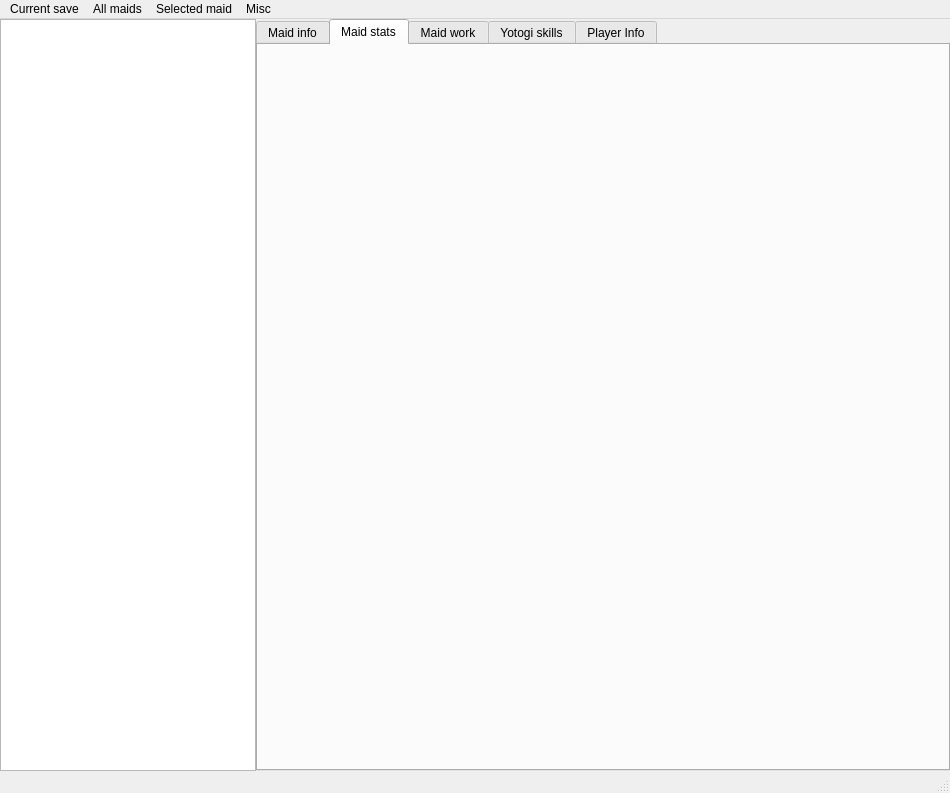
ghorsington/COM3D2.MaidFiddler, file GUI/maid_fiddler.ui: the form before one commit.
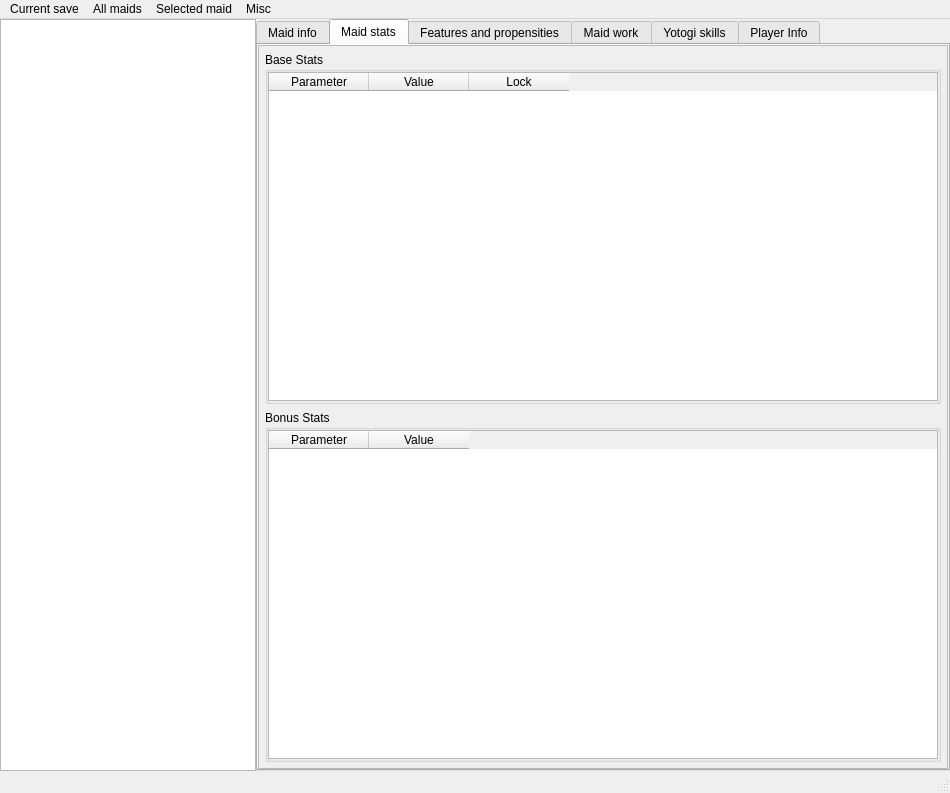
The form after the commit. The open tabs and pages were chosen to show the change.

Commit message: Added game info dumping, started work on UI

Diff of the .ui file:
```diff
--- a/GUI/maid_fiddler.ui
+++ b/GUI/maid_fiddler.ui
@@ -22,6 +22,11 @@
   <property name="windowTitle">
    <string>MainWindow</string>
   </property>
+  <property name="styleSheet">
+   <string notr="true">QComboBox {
+	combobox-popup: 0;
+}</string>
+  </property>
   <widget class="QWidget" name="centralwidget">
    <property name="sizePolicy">
     <sizepolicy hsizetype="Expanding" vsizetype="MinimumExpanding">
@@ -465,6 +470,454 @@
          <attribute name="title">
           <string>Maid stats</string>
          </attribute>
+         <layout class="QVBoxLayout" name="verticalLayout_6">
+          <property name="sizeConstraint">
+           <enum>QLayout::SetDefaultConstraint</enum>
+          </property>
+          <property name="leftMargin">
+           <number>0</number>
+          </property>
+          <property name="topMargin">
+           <number>0</number>
+          </property>
+          <property name="rightMargin">
+           <number>0</number>
+          </property>
+          <property name="bottomMargin">
+           <number>0</number>
+          </property>
+          <item>
+           <widget class="QScrollArea" name="scrollArea">
+            <property name="sizePolicy">
+             <sizepolicy hsizetype="Expanding" vsizetype="Expanding">
+              <horstretch>0</horstretch>
+              <verstretch>0</verstretch>
+             </sizepolicy>
+            </property>
+            <property name="sizeAdjustPolicy">
+             <enum>QAbstractScrollArea::AdjustToContents</enum>
+            </property>
+            <property name="widgetResizable">
+             <bool>true</bool>
+            </property>
+            <widget class="QWidget" name="scrollAreaWidgetContents_2">
+             <property name="geometry">
+              <rect>
+               <x>0</x>
+               <y>0</y>
+               <width>684</width>
+               <height>679</height>
+              </rect>
+             </property>
+             <layout class="QVBoxLayout" name="verticalLayout_7">
+              <property name="leftMargin">
+               <number>6</number>
+              </property>
+              <property name="topMargin">
+               <number>6</number>
+              </property>
+              <property name="rightMargin">
+               <number>6</number>
+              </property>
+              <property name="bottomMargin">
+               <number>6</number>
+              </property>
+              <item>
+               <widget class="QGroupBox" name="groupBox">
+                <property name="sizePolicy">
+                 <sizepolicy hsizetype="Preferred" vsizetype="Minimum">
+                  <horstretch>0</horstretch>
+                  <verstretch>0</verstretch>
+                 </sizepolicy>
+                </property>
+                <property name="minimumSize">
+                 <size>
+                  <width>0</width>
+                  <height>0</height>
+                 </size>
+                </property>
+                <property name="title">
+                 <string>Base Stats</string>
+                </property>
+                <property name="flat">
+                 <bool>true</bool>
+                </property>
+                <layout class="QVBoxLayout" name="verticalLayout_5">
+                 <property name="leftMargin">
+                  <number>0</number>
+                 </property>
+                 <property name="topMargin">
+                  <number>0</number>
+                 </property>
+                 <property name="rightMargin">
+                  <number>0</number>
+                 </property>
+                 <property name="bottomMargin">
+                  <number>0</number>
+                 </property>
+                 <item>
+                  <widget class="QTableWidget" name="maid_params_lockable_table">
+                   <property name="sizePolicy">
+                    <sizepolicy hsizetype="Expanding" vsizetype="Expanding">
+                     <horstretch>0</horstretch>
+                     <verstretch>0</verstretch>
+                    </sizepolicy>
+                   </property>
+                   <property name="styleSheet">
+                    <string notr="true"/>
+                   </property>
+                   <property name="verticalScrollBarPolicy">
+                    <enum>Qt::ScrollBarAsNeeded</enum>
+                   </property>
+                   <property name="sizeAdjustPolicy">
+                    <enum>QAbstractScrollArea::AdjustToContents</enum>
+                   </property>
+                   <property name="editTriggers">
+                    <set>QAbstractItemView::NoEditTriggers</set>
+                   </property>
+                   <property name="alternatingRowColors">
+                    <bool>true</bool>
+                   </property>
+                   <property name="selectionMode">
+                    <enum>QAbstractItemView::NoSelection</enum>
+                   </property>
+                   <property name="columnCount">
+                    <number>3</number>
+                   </property>
+                   <attribute name="horizontalHeaderCascadingSectionResizes">
+                    <bool>false</bool>
+                   </attribute>
+                   <attribute name="horizontalHeaderDefaultSectionSize">
+                    <number>100</number>
+                   </attribute>
+                   <attribute name="horizontalHeaderMinimumSectionSize">
+                    <number>24</number>
+                   </attribute>
+                   <attribute name="horizontalHeaderShowSortIndicator" stdset="0">
+                    <bool>false</bool>
+                   </attribute>
+                   <attribute name="horizontalHeaderStretchLastSection">
+                    <bool>false</bool>
+                   </attribute>
+                   <attribute name="verticalHeaderVisible">
+                    <bool>false</bool>
+                   </attribute>
+                   <attribute name="verticalHeaderDefaultSectionSize">
+                    <number>24</number>
+                   </attribute>
+                   <attribute name="verticalHeaderMinimumSectionSize">
+                    <number>24</number>
+                   </attribute>
+                   <column>
+                    <property name="text">
+                     <string>Parameter</string>
+                    </property>
+                    <property name="textAlignment">
+                     <set>AlignCenter</set>
+                    </property>
+                   </column>
+                   <column>
+                    <property name="text">
+                     <string>Value</string>
+                    </property>
+                    <property name="textAlignment">
+                     <set>AlignCenter</set>
+                    </property>
+                   </column>
+                   <column>
+                    <property name="text">
+                     <string>Lock</string>
+                    </property>
+                    <property name="textAlignment">
+                     <set>AlignCenter</set>
+                    </property>
+                   </column>
+                  </widget>
+                 </item>
+                </layout>
+               </widget>
+              </item>
+              <item>
+               <widget class="QGroupBox" name="groupBox_2">
+                <property name="sizePolicy">
+                 <sizepolicy hsizetype="Preferred" vsizetype="Minimum">
+                  <horstretch>0</horstretch>
+                  <verstretch>0</verstretch>
+                 </sizepolicy>
+                </property>
+                <property name="title">
+                 <string>Bonus Stats</string>
+                </property>
+                <property name="flat">
+                 <bool>true</bool>
+                </property>
+                <layout class="QVBoxLayout" name="verticalLayout_8">
+                 <property name="leftMargin">
+                  <number>0</number>
+                 </property>
+                 <property name="topMargin">
+                  <number>0</number>
+                 </property>
+                 <property name="rightMargin">
+                  <number>0</number>
+                 </property>
+                 <property name="bottomMargin">
+                  <number>0</number>
+                 </property>
+                 <item>
+                  <widget class="QTableWidget" name="maid_params_bonus_table">
+                   <property name="sizePolicy">
+                    <sizepolicy hsizetype="Expanding" vsizetype="Expanding">
+                     <horstretch>0</horstretch>
+                     <verstretch>0</verstretch>
+                    </sizepolicy>
+                   </property>
+                   <property name="sizeAdjustPolicy">
+                    <enum>QAbstractScrollArea::AdjustToContents</enum>
+                   </property>
+                   <property name="editTriggers">
+                    <set>QAbstractItemView::NoEditTriggers</set>
+                   </property>
+                   <property name="alternatingRowColors">
+                    <bool>true</bool>
+                   </property>
+                   <property name="selectionMode">
+                    <enum>QAbstractItemView::NoSelection</enum>
+                   </property>
+                   <attribute name="horizontalHeaderMinimumSectionSize">
+                    <number>24</number>
+                   </attribute>
+                   <attribute name="verticalHeaderVisible">
+                    <bool>false</bool>
+                   </attribute>
+                   <attribute name="verticalHeaderDefaultSectionSize">
+                    <number>24</number>
+                   </attribute>
+                   <attribute name="verticalHeaderMinimumSectionSize">
+                    <number>24</number>
+                   </attribute>
+                   <column>
+                    <property name="text">
+                     <string>Parameter</string>
+                    </property>
+                   </column>
+                   <column>
+                    <property name="text">
+                     <string>Value</string>
+                    </property>
+                   </column>
+                  </widget>
+                 </item>
+                </layout>
+               </widget>
+              </item>
+             </layout>
+            </widget>
+           </widget>
+          </item>
+         </layout>
+        </widget>
+        <widget class="QWidget" name="tab_feature_propensity">
+         <attribute name="title">
+          <string>Features and propensities</string>
+         </attribute>
+         <layout class="QVBoxLayout" name="verticalLayout_9">
+          <property name="leftMargin">
+           <number>0</number>
+          </property>
+          <property name="topMargin">
+           <number>0</number>
+          </property>
+          <property name="rightMargin">
+           <number>0</number>
+          </property>
+          <property name="bottomMargin">
+           <number>0</number>
+          </property>
+          <item>
+           <widget class="QScrollArea" name="scrollArea_2">
+            <property name="sizePolicy">
+             <sizepolicy hsizetype="Expanding" vsizetype="Expanding">
+              <horstretch>0</horstretch>
+              <verstretch>0</verstretch>
+             </sizepolicy>
+            </property>
+            <property name="sizeAdjustPolicy">
+             <enum>QAbstractScrollArea::AdjustToContents</enum>
+            </property>
+            <property name="widgetResizable">
+             <bool>true</bool>
+            </property>
+            <widget class="QWidget" name="scrollAreaWidgetContents_3">
+             <property name="geometry">
+              <rect>
+               <x>0</x>
+               <y>0</y>
+               <width>684</width>
+               <height>679</height>
+              </rect>
+             </property>
+             <property name="sizePolicy">
+              <sizepolicy hsizetype="Preferred" vsizetype="Expanding">
+               <horstretch>0</horstretch>
+               <verstretch>0</verstretch>
+              </sizepolicy>
+             </property>
+             <layout class="QVBoxLayout" name="verticalLayout_10">
+              <property name="leftMargin">
+               <number>6</number>
+              </property>
+              <property name="topMargin">
+               <number>6</number>
+              </property>
+              <property name="rightMargin">
+               <number>6</number>
+              </property>
+              <property name="bottomMargin">
+               <number>6</number>
+              </property>
+              <item>
+               <widget class="QGroupBox" name="groupBox_3">
+                <property name="sizePolicy">
+                 <sizepolicy hsizetype="Preferred" vsizetype="Minimum">
+                  <horstretch>0</horstretch>
+                  <verstretch>0</verstretch>
+                 </sizepolicy>
+                </property>
+                <property name="title">
+                 <string>Features</string>
+                </property>
+                <property name="flat">
+                 <bool>true</bool>
+                </property>
+                <layout class="QVBoxLayout" name="verticalLayout_11">
+                 <property name="leftMargin">
+                  <number>0</number>
+                 </property>
+                 <property name="topMargin">
+                  <number>0</number>
+                 </property>
+                 <property name="rightMargin">
+                  <number>0</number>
+                 </property>
+                 <property name="bottomMargin">
+                  <number>0</number>
+                 </property>
+                 <item>
+                  <widget class="QListWidget" name="feature_list">
+                   <property name="sizePolicy">
+                    <sizepolicy hsizetype="Expanding" vsizetype="Expanding">
+                     <horstretch>0</horstretch>
+                     <verstretch>0</verstretch>
+                    </sizepolicy>
+                   </property>
+                   <property name="minimumSize">
+                    <size>
+                     <width>0</width>
+                     <height>0</height>
+                    </size>
+                   </property>
+                   <property name="verticalScrollBarPolicy">
+                    <enum>Qt::ScrollBarAsNeeded</enum>
+                   </property>
+                   <property name="sizeAdjustPolicy">
+                    <enum>QAbstractScrollArea::AdjustToContents</enum>
+                   </property>
+                   <property name="editTriggers">
+                    <set>QAbstractItemView::NoEditTriggers</set>
+                   </property>
+                   <property name="defaultDropAction">
+                    <enum>Qt::IgnoreAction</enum>
+                   </property>
+                   <property name="alternatingRowColors">
+                    <bool>true</bool>
+                   </property>
+                   <property name="selectionMode">
+                    <enum>QAbstractItemView::NoSelection</enum>
+                   </property>
+                   <property name="resizeMode">
+                    <enum>QListView::Fixed</enum>
+                   </property>
+                   <property name="uniformItemSizes">
+                    <bool>true</bool>
+                   </property>
+                  </widget>
+                 </item>
+                </layout>
+               </widget>
+              </item>
+              <item>
+               <widget class="QGroupBox" name="groupBox_4">
+                <property name="sizePolicy">
+                 <sizepolicy hsizetype="Preferred" vsizetype="Minimum">
+                  <horstretch>0</horstretch>
+                  <verstretch>0</verstretch>
+                 </sizepolicy>
+                </property>
+                <property name="title">
+                 <string>Propensities</string>
+                </property>
+                <property name="flat">
+                 <bool>true</bool>
+                </property>
+                <layout class="QVBoxLayout" name="verticalLayout_12">
+                 <property name="leftMargin">
+                  <number>0</number>
+                 </property>
+                 <property name="topMargin">
+                  <number>0</number>
+                 </property>
+                 <property name="rightMargin">
+                  <number>0</number>
+                 </property>
+                 <property name="bottomMargin">
+                  <number>0</number>
+                 </property>
+                 <item>
+                  <widget class="QListWidget" name="propensity_list">
+                   <property name="sizePolicy">
+                    <sizepolicy hsizetype="Expanding" vsizetype="Expanding">
+                     <horstretch>0</horstretch>
+                     <verstretch>0</verstretch>
+                    </sizepolicy>
+                   </property>
+                   <property name="verticalScrollBarPolicy">
+                    <enum>Qt::ScrollBarAsNeeded</enum>
+                   </property>
+                   <property name="sizeAdjustPolicy">
+                    <enum>QAbstractScrollArea::AdjustToContents</enum>
+                   </property>
+                   <property name="editTriggers">
+                    <set>QAbstractItemView::NoEditTriggers</set>
+                   </property>
+                   <property name="defaultDropAction">
+                    <enum>Qt::IgnoreAction</enum>
+                   </property>
+                   <property name="alternatingRowColors">
+                    <bool>true</bool>
+                   </property>
+                   <property name="selectionMode">
+                    <enum>QAbstractItemView::NoSelection</enum>
+                   </property>
+                   <property name="flow">
+                    <enum>QListView::TopToBottom</enum>
+                   </property>
+                   <property name="resizeMode">
+                    <enum>QListView::Fixed</enum>
+                   </property>
+                   <property name="uniformItemSizes">
+                    <bool>true</bool>
+                   </property>
+                  </widget>
+                 </item>
+                </layout>
+               </widget>
+              </item>
+             </layout>
+            </widget>
+           </widget>
+          </item>
+         </layout>
         </widget>
         <widget class="QWidget" name="tab_maid_work">
          <attribute name="title">
```
Left out of the diff: 26 changed lines with no effect on the pictures. The commit also changes 2 other files.
